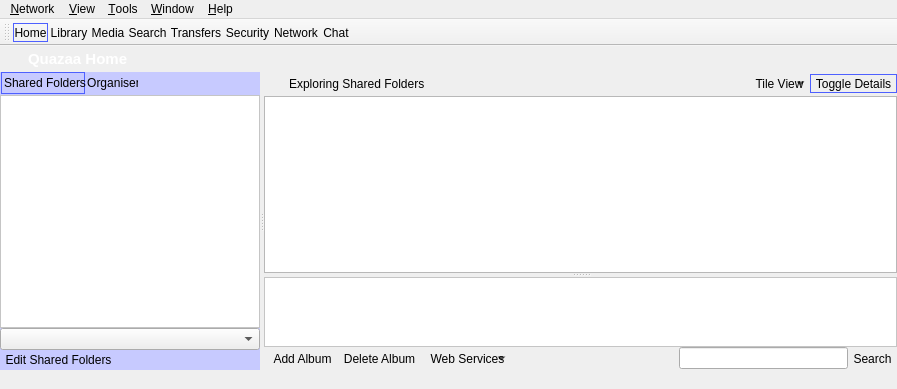
This is trunk/mainwindow.ui in c3c/quazaa as Qt 5 draws it before an edit. The edited form follows.
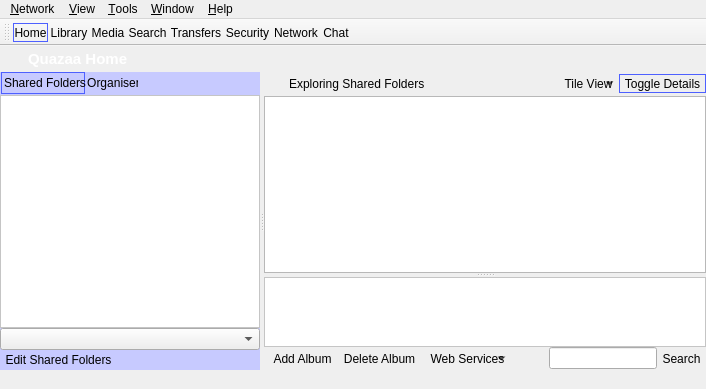
This is the edited form. The open tabs and pages were chosen to show the change. Icons and pictures are not drawn. Custom widgets are drawn as their Qt base class.

Patch:
```diff
--- a/trunk/mainwindow.ui
+++ b/trunk/mainwindow.ui
@@ -6,7 +6,7 @@
    <rect>
     <x>0</x>
     <y>0</y>
-    <width>897</width>
+    <width>706</width>
     <height>347</height>
    </rect>
   </property>
@@ -1689,8 +1689,8 @@
                     <rect>
                      <x>0</x>
                      <y>0</y>
-                     <width>98</width>
-                     <height>28</height>
+                     <width>489</width>
+                     <height>60</height>
                     </rect>
                    </property>
                    <layout class="QGridLayout" name="gridLayout_11">
@@ -6116,7 +6116,7 @@
     <rect>
      <x>0</x>
      <y>0</y>
-     <width>897</width>
+     <width>706</width>
      <height>20</height>
     </rect>
    </property>
```
Left out of the diff: 392 changed lines with no effect on the pictures.
